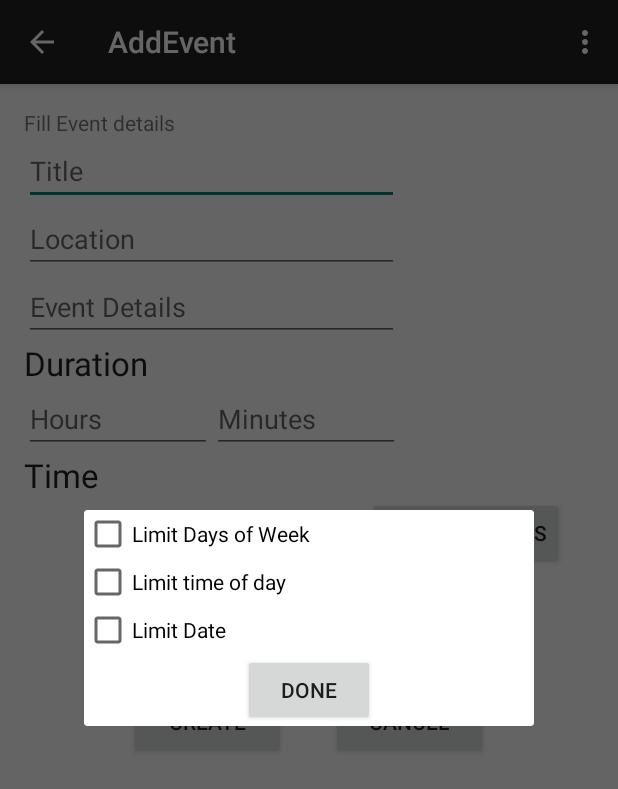
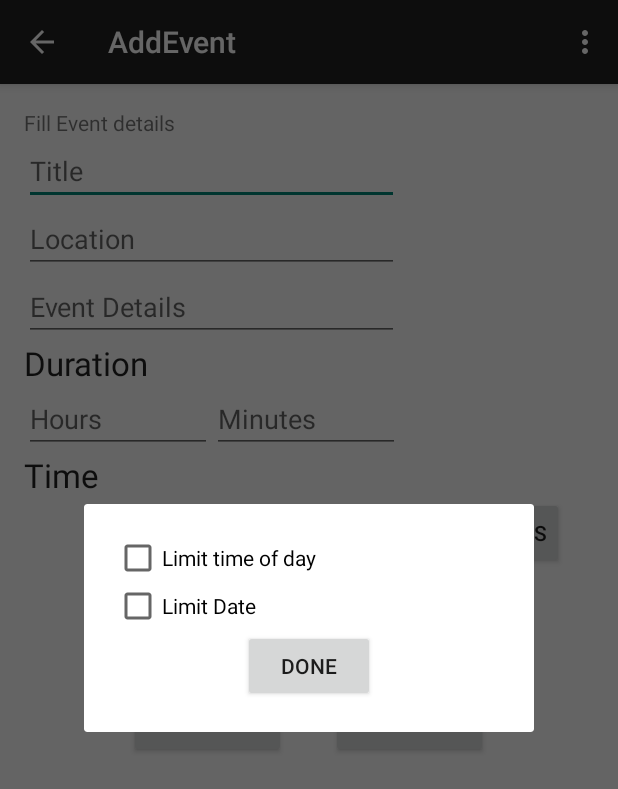
Before and after one commit to AmrN/Event-Sched---Android, an Android app: the AddEventActivity screen opened directly, with no data from a screen before it, after a tap on "FILTER OPTIONS", on a phone screen of 412 x 824 dp. Shown: the top 789 px of the screen. Run offline under Robolectric (Android 15) with nearby library versions, the phone set to English and light mode, and no system bars.

Commit message:
clear filter dialog layout

```diff
--- a/app/src/main/java/com/csgroup/eventsched/FilterDialog.java
+++ b/app/src/main/java/com/csgroup/eventsched/FilterDialog.java
@@ -44,15 +44,14 @@ public class FilterDialog extends Dialog
         requestWindowFeature(Window.FEATURE_NO_TITLE);
         setContentView(R.layout.dialog_filter);
 
-        cbLimitDaysOfWeek = (CheckBox) findViewById(R.id.cbLimitDaysOfWeek);
+
         cbLimitTimeOfDay = (CheckBox) findViewById(R.id.cbLimitTimeOfDay);
         cbLimitDate = (CheckBox) findViewById(R.id.cbLimitDate);
 
-        cbLimitDaysOfWeek.setOnCheckedChangeListener(this);
+
         cbLimitTimeOfDay.setOnCheckedChangeListener(this);
         cbLimitDate.setOnCheckedChangeListener(this);
 
-        vgLimitDaysOfWeek = (ViewGroup) findViewById(R.id.containerDaysOfWeek);
         vgLimitTimeOfDay = (ViewGroup) findViewById(R.id.containerTimeOfDay);
         vgLimitDate = (ViewGroup) findViewById(R.id.containerLimitDate);
 
@@ -167,9 +166,6 @@ public class FilterDialog extends Dialog
     public void onCheckedChanged(CompoundButton buttonView, boolean isChecked) {
         ViewGroup vg = null;
         switch (buttonView.getId()) {
-            case R.id.cbLimitDaysOfWeek:
-                vg = vgLimitDaysOfWeek;
-                break;
             case R.id.cbLimitTimeOfDay:
                 vg = vgLimitTimeOfDay;
                 break;
--- a/app/src/main/res/layout/dialog_filter.xml
+++ b/app/src/main/res/layout/dialog_filter.xml
@@ -7,38 +7,15 @@
 
     <ScrollView
         android:layout_width="fill_parent"
-        android:layout_height="wrap_content">
+        android:layout_height="wrap_content"
+        android:padding="20dp">
 
         <LinearLayout xmlns:android="http://schemas.android.com/apk/res/android"
             android:layout_width="match_parent"
             android:layout_height="wrap_content"
             android:orientation="vertical">
 
-            <LinearLayout
-                android:layout_width="match_parent"
-                android:layout_height="wrap_content"
-                android:orientation="vertical">
 
-                <CheckBox
-                    android:id="@+id/cbLimitDaysOfWeek"
-                    android:layout_width="wrap_content"
-                    android:layout_height="wrap_content"
-                    android:text="Limit Days of Week" />
-
-                <LinearLayout
-                    android:id="@+id/containerDaysOfWeek"
-                    android:layout_width="match_parent"
-                    android:layout_height="wrap_content"
-                    android:orientation="vertical"
-                    android:visibility="gone">
-
-                    <ListView
-                        android:id="@+id/listview_daysofweek"
-                        android:layout_width="match_parent"
-                        android:layout_height="wrap_content"
-                        android:visibility="invisible"></ListView>
-                </LinearLayout>
-            </LinearLayout>
 
             <LinearLayout
                 android:layout_width="match_parent"
```
